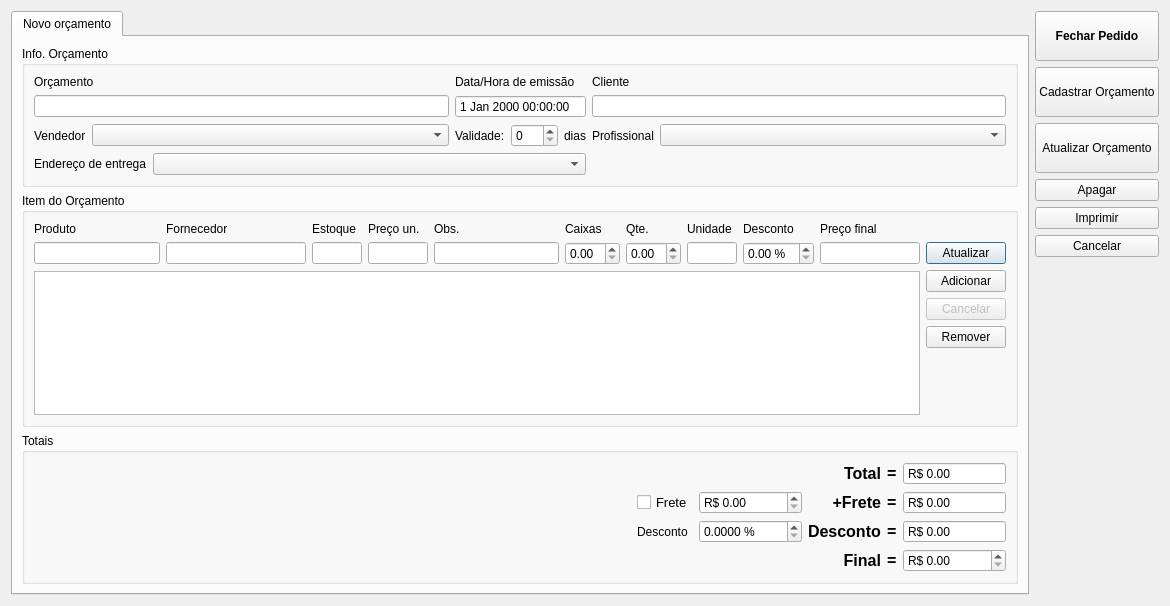
Above: orcamento.ui from lellisls/ERP-STACCATO before the change. Below: the same form after it.
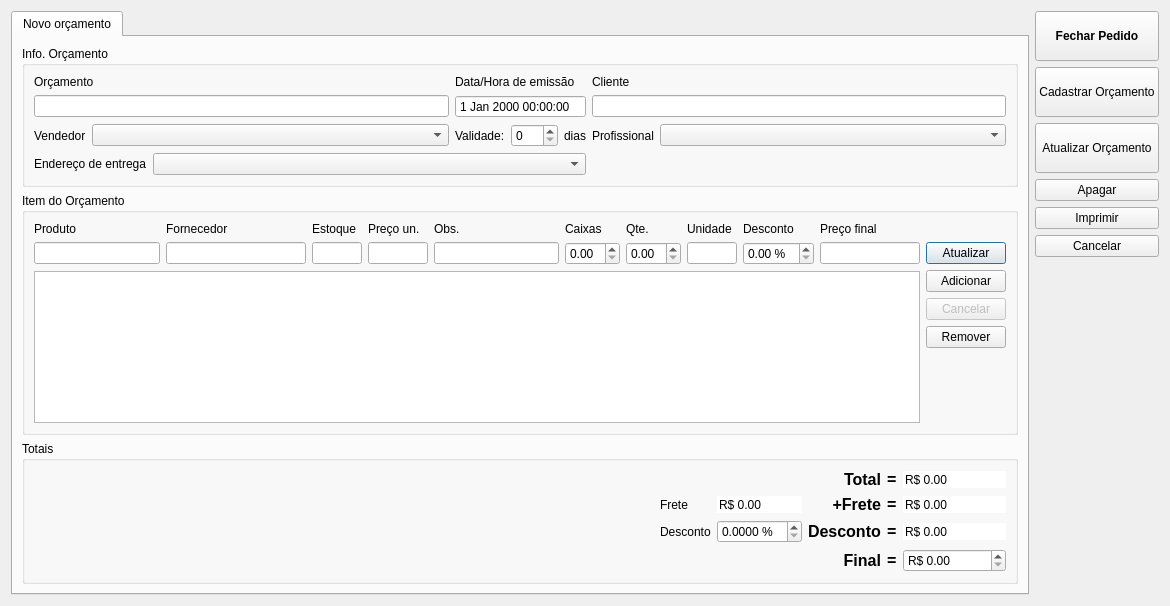
That is the form after the change. Custom widgets are drawn as their Qt base class.

The edit to the form file:
```diff
--- a/orcamento.ui
+++ b/orcamento.ui
@@ -743,6 +743,9 @@
               <property name="toolTip">
                <string>&lt;html&gt;&lt;head/&gt;&lt;body&gt;&lt;p&gt;Sub-total do orçamento é o total sem o frete&lt;/p&gt;&lt;/body&gt;&lt;/html&gt;</string>
               </property>
+              <property name="frame">
+               <bool>false</bool>
+              </property>
               <property name="readOnly">
                <bool>true</bool>
               </property>
@@ -793,21 +796,6 @@
               </property>
              </widget>
             </item>
-            <item row="2" column="0">
-             <widget class="QCheckBox" name="checkBoxCalculaFrete">
-              <property name="font">
-               <font>
-                <pointsize>10</pointsize>
-               </font>
-              </property>
-              <property name="toolTip">
-               <string>&lt;html&gt;&lt;head/&gt;&lt;body&gt;&lt;p&gt;Cálculo automático do frete&lt;/p&gt;&lt;/body&gt;&lt;/html&gt;</string>
-              </property>
-              <property name="text">
-               <string>Frete</string>
-              </property>
-             </widget>
-            </item>
             <item row="3" column="0">
              <widget class="QLabel" name="label_26">
               <property name="text">
@@ -820,6 +808,18 @@
               <property name="toolTip">
                <string>&lt;html&gt;&lt;head/&gt;&lt;body&gt;&lt;p&gt;Valor do frete&lt;/p&gt;&lt;/body&gt;&lt;/html&gt;</string>
               </property>
+              <property name="frame">
+               <bool>false</bool>
+              </property>
+              <property name="readOnly">
+               <bool>true</bool>
+              </property>
+              <property name="buttonSymbols">
+               <enum>QAbstractSpinBox::NoButtons</enum>
+              </property>
+              <property name="keyboardTracking">
+               <bool>false</bool>
+              </property>
               <property name="prefix">
                <string>R$ </string>
               </property>
@@ -872,6 +872,9 @@
               <property name="toolTip">
                <string>&lt;html&gt;&lt;head/&gt;&lt;body&gt;&lt;p&gt;Sub-total do orçamento é o total sem o frete&lt;/p&gt;&lt;/body&gt;&lt;/html&gt;</string>
               </property>
+              <property name="frame">
+               <bool>false</bool>
+              </property>
               <property name="readOnly">
                <bool>true</bool>
               </property>
@@ -881,6 +884,12 @@
               <property name="correctionMode">
                <enum>QAbstractSpinBox::CorrectToNearestValue</enum>
               </property>
+              <property name="keyboardTracking">
+               <bool>false</bool>
+              </property>
+              <property name="showGroupSeparator" stdset="0">
+               <bool>false</bool>
+              </property>
               <property name="prefix">
                <string>R$ </string>
               </property>
@@ -970,6 +979,9 @@
               <property name="toolTip">
                <string>&lt;html&gt;&lt;head/&gt;&lt;body&gt;&lt;p&gt;Sub-total do orçamento é o total sem o frete&lt;/p&gt;&lt;/body&gt;&lt;/html&gt;</string>
               </property>
+              <property name="frame">
+               <bool>false</bool>
+              </property>
               <property name="readOnly">
                <bool>true</bool>
               </property>
@@ -987,6 +999,13 @@
               </property>
              </widget>
             </item>
+            <item row="2" column="0">
+             <widget class="QLabel" name="label_27">
+              <property name="text">
+               <string>Frete</string>
+              </property>
+             </widget>
+            </item>
            </layout>
           </item>
          </layout>
```
Left out of the diff: 6 changed lines with no effect on the pictures.
